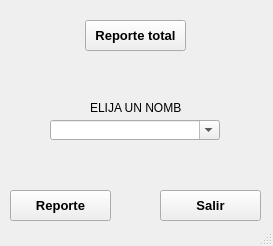
Old version of the form MiniNomina/FrmDesign/Filtrar.ui in the repository CodeDrTech/DevelopPython.
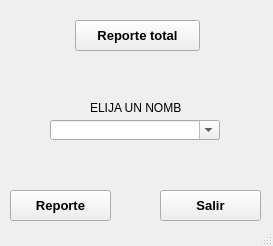
New version of the form. Icons and pictures are not drawn.

Patch:
```diff
--- a/MiniNomina/FrmDesign/Filtrar.ui
+++ b/MiniNomina/FrmDesign/Filtrar.ui
@@ -60,9 +60,9 @@
    <widget class="QPushButton" name="BtnReporteTotal">
     <property name="geometry">
      <rect>
-      <x>85</x>
+      <x>75</x>
       <y>20</y>
-      <width>101</width>
+      <width>125</width>
       <height>31</height>
      </rect>
     </property>
@@ -76,6 +76,16 @@
     <property name="text">
      <string>Reporte total</string>
     </property>
+    <property name="icon">
+     <iconset>
+      <normaloff>../ICO/Reporte.png</normaloff>../ICO/Reporte.png</iconset>
+    </property>
+    <property name="iconSize">
+     <size>
+      <width>25</width>
+      <height>25</height>
+     </size>
+    </property>
    </widget>
    <widget class="QLabel" name="label_5">
     <property name="geometry">
```
Left out of the diff: 20 changed lines with no effect on the pictures.
